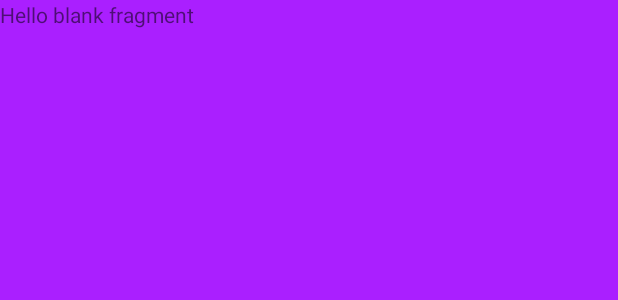
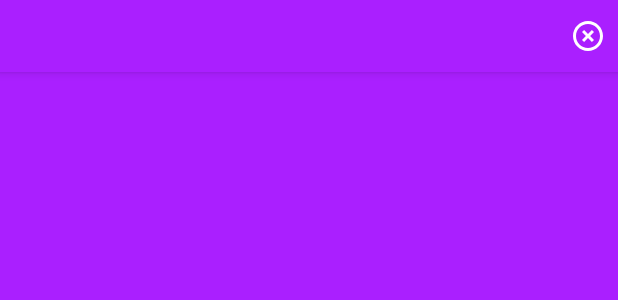
Before and after one commit to MariiMariis/KeepTask, an Android app: the layout fragment_home.xml on its own in the app's theme, with its tools: preview values and no code run, on a phone screen of 412 x 824 dp. Shown: the top 300 px of the screen. Run offline under Robolectric (Android 15) with nearby library versions, the light colour scheme and no system bars.

Commit message:
Adicionando fragments para adição de tarefas.

```diff
--- /dev/null
+++ b/app/src/main/res/drawable/ic_logout.xml
@@ -0,0 +1,5 @@
+<vector android:height="24dp" android:tint="#FFFFFF"
+    android:viewportHeight="24" android:viewportWidth="24"
+    android:width="24dp" xmlns:android="http://schemas.android.com/apk/res/android">
+    <path android:fillColor="@android:color/white" android:pathData="M14.59,8L12,10.59 9.41,8 8,9.41 10.59,12 8,14.59 9.41,16 12,13.41 14.59,16 16,14.59 13.41,12 16,9.41 14.59,8zM12,2C6.47,2 2,6.47 2,12s4.47,10 10,10 10,-4.47 10,-10S17.53,2 12,2zM12,20c-4.41,0 -8,-3.59 -8,-8s3.59,-8 8,-8 8,3.59 8,8 -3.59,8 -8,8z"/>
+</vector>
--- a/app/src/main/res/layout/fragment_home.xml
+++ b/app/src/main/res/layout/fragment_home.xml
@@ -1,14 +1,62 @@
 <?xml version="1.0" encoding="utf-8"?>
-<FrameLayout xmlns:android="http://schemas.android.com/apk/res/android"
+<androidx.constraintlayout.widget.ConstraintLayout
+    xmlns:android="http://schemas.android.com/apk/res/android"
+    xmlns:app="http://schemas.android.com/apk/res-auto"
     xmlns:tools="http://schemas.android.com/tools"
     android:layout_width="match_parent"
     android:layout_height="match_parent"
     tools:context=".ui.HomeFragment">
 
-    <!-- TODO: Update blank fragment layout -->
-    <TextView
+    <com.google.android.material.appbar.AppBarLayout
+        android:id="@+id/appBarLayout2"
         android:layout_width="match_parent"
-        android:layout_height="match_parent"
-        android:text="@string/hello_blank_fragment" />
+        android:layout_height="wrap_content"
+        app:layout_constraintEnd_toEndOf="parent"
+        app:layout_constraintStart_toStartOf="parent"
+        app:layout_constraintTop_toTopOf="parent">
 
-</FrameLayout>
+        <androidx.constraintlayout.widget.ConstraintLayout
+            android:layout_width="match_parent"
+            android:layout_height="wrap_content">
+
+            <com.google.android.material.tabs.TabLayout
+                android:id="@+id/tabs"
+                android:layout_width="0dp"
+                android:layout_height="wrap_content"
+                android:background="@color/bg_color"
+                android:elevation="0dp"
+                app:layout_constraintBottom_toBottomOf="parent"
+                app:layout_constraintEnd_toStartOf="@+id/ibLogout"
+                app:layout_constraintStart_toStartOf="parent"
+                app:layout_constraintTop_toTopOf="parent"
+                app:tabIndicatorColor="@color/white"
+                app:tabTextAppearance="@style/CustomTabLayout"
+                app:tabTextColor="@color/white" />
+
+            <ImageButton
+                android:id="@+id/ibLogout"
+                android:layout_width="wrap_content"
+                android:layout_height="0dp"
+                android:background="@android:color/transparent"
+                android:paddingHorizontal="8dp"
+                android:src="@drawable/ic_logout"
+                app:layout_constraintBottom_toBottomOf="parent"
+                app:layout_constraintEnd_toEndOf="parent"
+                app:layout_constraintTop_toTopOf="parent" />
+
+        </androidx.constraintlayout.widget.ConstraintLayout>
+
+
+    </com.google.android.material.appbar.AppBarLayout>
+
+    <androidx.viewpager2.widget.ViewPager2
+        android:id="@+id/viewPager"
+        android:layout_width="match_parent"
+        android:layout_height="0dp"
+        app:layout_constraintBottom_toBottomOf="parent"
+        app:layout_constraintEnd_toEndOf="parent"
+        app:layout_constraintStart_toStartOf="parent"
+        app:layout_constraintTop_toBottomOf="@+id/appBarLayout2" />
+
+
+</androidx.constraintlayout.widget.ConstraintLayout>
--- a/app/src/main/res/values-night/themes.xml
+++ b/app/src/main/res/values-night/themes.xml
@@ -2,7 +2,7 @@
     <!-- Base application theme. -->
     <style name="Theme.KeepTask" parent="Theme.MaterialComponents.DayNight.NoActionBar">
         <!-- Primary brand color. -->
-        <item name="colorPrimary">@color/purple_200</item>
+        <item name="colorPrimary">@color/bg_color</item>
         <item name="colorPrimaryVariant">@color/bg_color</item>
         <item name="colorOnPrimary">@color/black</item>
         <!-- Secondary brand color. -->
@@ -16,4 +16,10 @@
 
 
     </style>
+
+    <style name="CustomTabLayout" parent="Theme.MaterialComponents.DayNight.NoActionBar">
+        <item name="android:textSize">14sp</item>
+        <item name="android:textAllCaps">true</item>
+    </style>
+
 </resources>
--- a/app/src/main/res/values/themes.xml
+++ b/app/src/main/res/values/themes.xml
@@ -2,7 +2,7 @@
     <!-- Base application theme. -->
     <style name="Theme.KeepTask" parent="Theme.MaterialComponents.DayNight.NoActionBar">
         <!-- Primary brand color. -->
-        <item name="colorPrimary">@color/purple_500</item>
+        <item name="colorPrimary">@color/bg_color</item>
         <item name="colorPrimaryVariant">@color/bg_color</item>
         <item name="colorOnPrimary">@color/white</item>
         <!-- Secondary brand color. -->
@@ -13,7 +13,11 @@
         <item name="android:statusBarColor" tools:targetApi="l">?attr/colorPrimaryVariant</item>
         <!-- Customize your theme here. -->
         <item name="android:windowBackground">@color/bg_color</item>
+    </style>
 
+    <style name="CustomTabLayout" parent="Theme.MaterialComponents.DayNight.NoActionBar">
+        <item name="android:textSize">14sp</item>
+        <item name="android:textAllCaps">true</item>
+    </style>
 
-    </style>
 </resources>
```
Also changed, not shown: app/src/main/java/br/infnet/dev/keeptask/ui/DoingFragment.kt (added, +19 -0 lines), app/src/main/java/br/infnet/dev/keeptask/ui/DoneFragment.kt (added, +19 -0 lines), app/src/main/java/br/infnet/dev/keeptask/ui/HomeFragment.kt (+37 -2 lines), app/src/main/java/br/infnet/dev/keeptask/ui/TodoFragment.kt (added, +21 -0 lines), app/src/main/java/br/infnet/dev/keeptask/ui/adapter/ViewPagerAdapter.kt (added, +31 -0 lines), app/src/main/res/layout/fragment_doing.xml (added, +14 -0 lines), app/src/main/res/layout/fragment_done.xml (added, +14 -0 lines), app/src/main/res/layout/fragment_todo.xml (added, +14 -0 lines).
